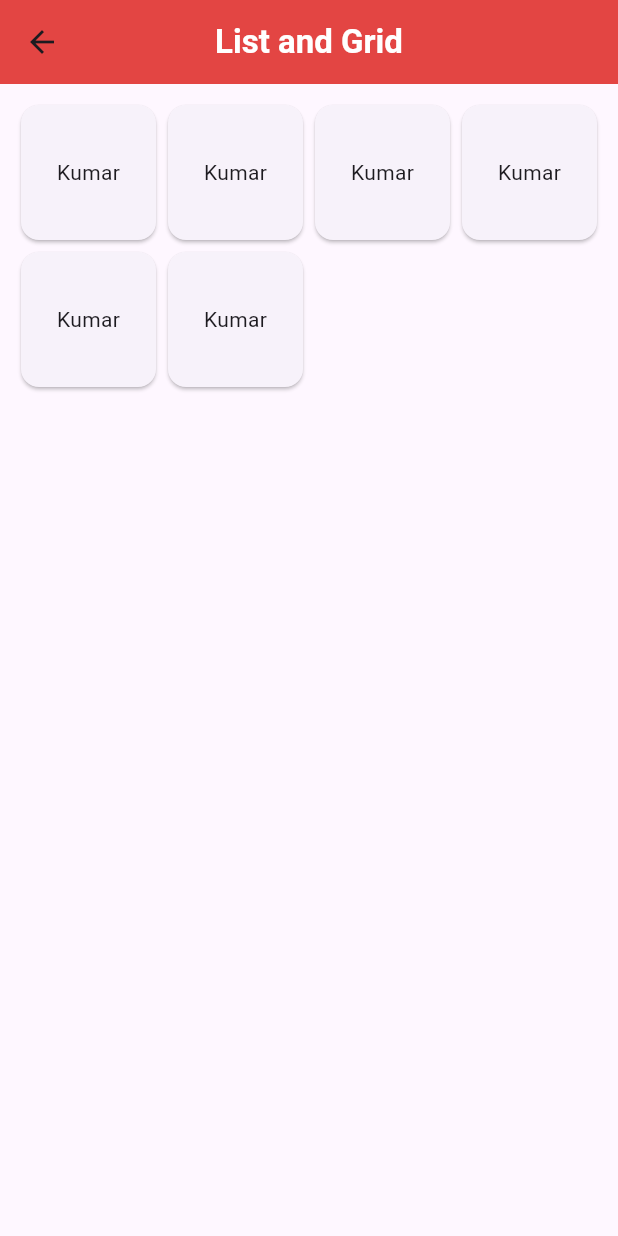
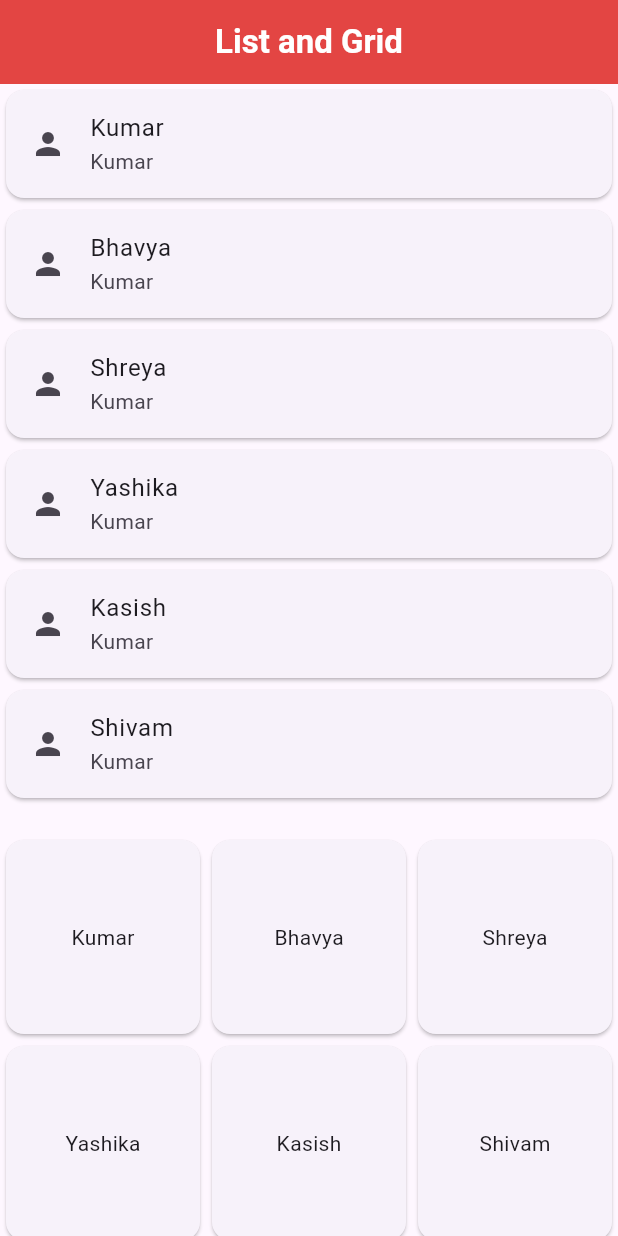
Before and after one commit to kumarbaberwal/flutter2, a Flutter app: the ListGrid screen opened directly, on a phone screen of 412 x 824 dp. Run offline on Flutter 3.47's test engine with Material 3 defaults, Android fonts, the phone set to English and light mode, and no system bars.

Commit message:
list and grid view

```diff
--- a/lib/main.dart
+++ b/lib/main.dart
@@ -1,4 +1,4 @@
-import 'package:first/widgets/drawer.dart';
+import 'package:first/widgets/list_grid.dart';
 import 'package:flutter/material.dart';
 
 void main() => runApp(const MyApp());
@@ -14,7 +14,7 @@ class MyApp extends StatelessWidget {
         brightness: Brightness.light,
         primaryColor: Colors.deepPurple,
       ),
-      home: const DrawerWidget(),
+      home: const ListGrid(),
     );
   }
 }
--- a/lib/widgets/list_grid.dart
+++ b/lib/widgets/list_grid.dart
@@ -40,20 +40,64 @@ class ListGridState extends State<ListGrid> {
             style: TextStyle(fontWeight: FontWeight.bold, color: Colors.white),
           ),
         ),
-        body: Container(
-          margin: const EdgeInsets.only(top: 10, right: 10, left: 10),
-          child: GridView.builder(
+        body: SizedBox(
+            // margin: const EdgeInsets.all(10),
+            child: ListView(
+          children: [
+            SizedBox(
+              // margin: const EdgeInsets.all(10),
+              height: 500,
+              child: ListView.builder(
                 itemCount: naam.length,
-            gridDelegate: const SliverGridDelegateWithFixedCrossAxisCount(
-                crossAxisCount: 4),
                 itemBuilder: (context, index) {
                   return Card(
-                child: Center(
-                  child: Text(naamSec["naam"][index]),
+                    child: ListTile(
+                      leading: const Icon(Icons.person),
+                      title: Text(naam[index]),
+                      subtitle: Text(naamSec['naam'][index]),
                     ),
                   );
                 },
               ),
+            ),
+            // for (int i = 0; i <= naam.length; i++)
+            //   const Card(
+            //     child: ListTile(
+            //       title: Text('Kumar'),
+            //       subtitle: Text('CR of Section C'),
+            //     ),
+            //   ),
+            SizedBox(
+                // margin: const EdgeInsets.all(10),
+                height: 500,
+                child: GridView.builder(
+                  gridDelegate: const SliverGridDelegateWithFixedCrossAxisCount(
+                      crossAxisCount: 3),
+                  itemCount: naam.length,
+                  itemBuilder: (context, index) {
+                    return Card(
+                      child: Center(
+                        child: Text(naam[index]),
+                      ),
+                    );
+                  },
+                ))
+          ],
+        ))
+        // Container(
+        //   margin: const EdgeInsets.only(top: 10, right: 10, left: 10),
+        //   child: GridView.builder(
+        //     itemCount: naam.length,
+        //     gridDelegate: const SliverGridDelegateWithFixedCrossAxisCount(
+        //         crossAxisCount: 4),
+        //     itemBuilder: (context, index) {
+        //       return Card(
+        //         child: Center(
+        //           child: Text(naamSec["naam"][index]),
+        //         ),
+        //       );
+        //     },
+        //   ),
         //   child: GridView(
         //     gridDelegate: const SliverGridDelegateWithFixedCrossAxisCount(
         //         crossAxisCount: 3, crossAxisSpacing: 10, mainAxisSpacing: 10),
@@ -79,14 +123,12 @@ class ListGridState extends State<ListGrid> {
         //     ],
         //   ),
         // )
-          // ListView.builder(
+        //     ListView.builder(
         //   itemCount: naam.length,
         //   itemBuilder: (context, index) {
         //     return Card(
         //       child: ListTile(
-          //         onTap: () {
-          //           print(naamSec["naam"][index]);
-          //         },
+        //         onTap: () {},
         //         leading: const Icon(Icons.person),
         //         title: Text(naamSec["naam"][index]),
         //         subtitle: Text(naamSec["sec"][index]),
@@ -94,9 +136,10 @@ class ListGridState extends State<ListGrid> {
         //     );
         //   },
         // )
-          // Container(
+        //     Container(
+        //   margin: const EdgeInsets.all(10),
         //   child: ListView(
-          //     children: [
+        //     children: const [
         //       Card(
         //         child: ListTile(
         //           title: Text('Orange'),
@@ -208,6 +251,6 @@ class ListGridState extends State<ListGrid> {
         //     ],
         //   ),
         // ),
-        ));
+        );
   }
 }
```
Also changed, not shown: lib/widgets/test.dart (added, +76 -0 lines). Lines whose indentation alone changed are shown as unchanged.
